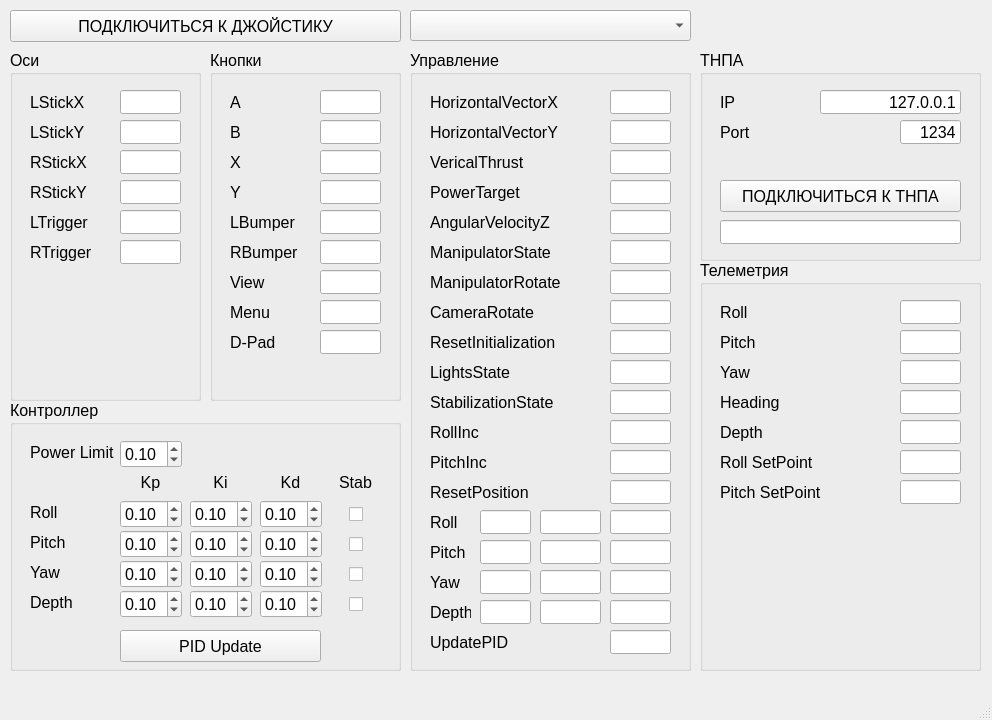
Before: the Qt Designer form SevROVGUIXboxController/mainwindow.ui in VASoftLab/SevROV, drawn with Qt 5.
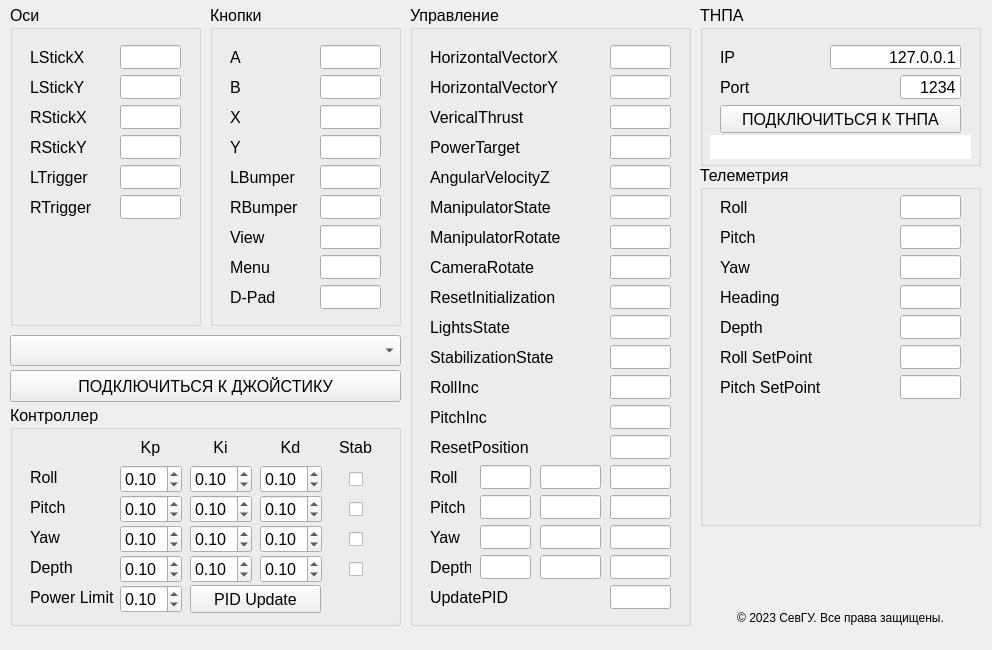
After: the same form once the commit is applied. Icons and pictures are not drawn.

```diff
--- a/SevROVGUIXboxController/mainwindow.ui
+++ b/SevROVGUIXboxController/mainwindow.ui
@@ -7,7 +7,7 @@
     <x>0</x>
     <y>0</y>
     <width>992</width>
-    <height>720</height>
+    <height>650</height>
    </rect>
   </property>
   <property name="windowTitle">
@@ -18,7 +18,7 @@
     <property name="geometry">
      <rect>
       <x>10</x>
-      <y>10</y>
+      <y>370</y>
       <width>391</width>
       <height>32</height>
      </rect>
@@ -36,9 +36,9 @@
     <property name="geometry">
      <rect>
       <x>210</x>
-      <y>50</y>
+      <y>5</y>
       <width>191</width>
-      <height>351</height>
+      <height>321</height>
      </rect>
     </property>
     <property name="font">
@@ -378,9 +378,9 @@
     <property name="geometry">
      <rect>
       <x>10</x>
-      <y>50</y>
+      <y>5</y>
       <width>191</width>
-      <height>351</height>
+      <height>321</height>
      </rect>
     </property>
     <property name="font">
@@ -607,12 +607,31 @@
       <set>Qt::AlignRight|Qt::AlignTrailing|Qt::AlignVCenter</set>
      </property>
     </widget>
+    <widget class="QLabel" name="lbGamepad">
+     <property name="geometry">
+      <rect>
+       <x>30</x>
+       <y>220</y>
+       <width>135</width>
+       <height>100</height>
+      </rect>
+     </property>
+     <property name="text">
+      <string/>
+     </property>
+     <property name="pixmap">
+      <pixmap resource="resource.qrc">:/logo/img/gamepad.png</pixmap>
+     </property>
+     <property name="scaledContents">
+      <bool>true</bool>
+     </property>
+    </widget>
    </widget>
    <widget class="QGroupBox" name="gbControl">
     <property name="geometry">
      <rect>
       <x>410</x>
-      <y>50</y>
+      <y>5</y>
       <width>281</width>
       <height>621</height>
      </rect>
@@ -1458,9 +1477,9 @@
     <property name="geometry">
      <rect>
       <x>700</x>
-      <y>50</y>
+      <y>5</y>
       <width>281</width>
-      <height>211</height>
+      <height>161</height>
      </rect>
     </property>
     <property name="font">
@@ -1474,9 +1493,9 @@
     <widget class="QLineEdit" name="edIP">
      <property name="geometry">
       <rect>
-       <x>120</x>
+       <x>130</x>
        <y>40</y>
-       <width>141</width>
+       <width>131</width>
        <height>24</height>
       </rect>
      </property>
@@ -1497,7 +1516,7 @@
       <rect>
        <x>20</x>
        <y>40</y>
-       <width>71</width>
+       <width>51</width>
        <height>24</height>
       </rect>
      </property>
@@ -1536,7 +1555,7 @@
       <rect>
        <x>20</x>
        <y>70</y>
-       <width>71</width>
+       <width>51</width>
        <height>24</height>
       </rect>
      </property>
@@ -1552,9 +1571,9 @@
     <widget class="QLineEdit" name="edAUVConnection">
      <property name="geometry">
       <rect>
-       <x>20</x>
-       <y>170</y>
-       <width>241</width>
+       <x>10</x>
+       <y>130</y>
+       <width>261</width>
        <height>24</height>
       </rect>
      </property>
@@ -1567,7 +1586,7 @@
       <bool>false</bool>
      </property>
      <property name="frame">
-      <bool>true</bool>
+      <bool>false</bool>
      </property>
      <property name="alignment">
       <set>Qt::AlignCenter</set>
@@ -1580,9 +1599,9 @@
      <property name="geometry">
       <rect>
        <x>20</x>
-       <y>130</y>
+       <y>100</y>
        <width>241</width>
-       <height>32</height>
+       <height>28</height>
       </rect>
      </property>
      <property name="font">
@@ -1599,9 +1618,9 @@
     <property name="geometry">
      <rect>
       <x>700</x>
-      <y>260</y>
+      <y>165</y>
       <width>281</width>
-      <height>411</height>
+      <height>361</height>
      </rect>
     </property>
     <property name="font">
@@ -1616,7 +1635,7 @@
      <property name="geometry">
       <rect>
        <x>200</x>
-       <y>40</y>
+       <y>30</y>
        <width>61</width>
        <height>24</height>
       </rect>
@@ -1634,7 +1653,7 @@
      <property name="geometry">
       <rect>
        <x>20</x>
-       <y>40</y>
+       <y>30</y>
        <width>151</width>
        <height>24</height>
       </rect>
@@ -1652,7 +1671,7 @@
      <property name="geometry">
       <rect>
        <x>200</x>
-       <y>70</y>
+       <y>60</y>
        <width>61</width>
        <height>24</height>
       </rect>
@@ -1670,7 +1689,7 @@
      <property name="geometry">
       <rect>
        <x>20</x>
-       <y>70</y>
+       <y>60</y>
        <width>151</width>
        <height>24</height>
       </rect>
@@ -1688,7 +1707,7 @@
      <property name="geometry">
       <rect>
        <x>20</x>
-       <y>100</y>
+       <y>90</y>
        <width>151</width>
        <height>24</height>
       </rect>
@@ -1706,7 +1725,7 @@
      <property name="geometry">
       <rect>
        <x>200</x>
-       <y>100</y>
+       <y>90</y>
        <width>61</width>
        <height>24</height>
       </rect>
@@ -1724,7 +1743,7 @@
      <property name="geometry">
       <rect>
        <x>20</x>
-       <y>130</y>
+       <y>120</y>
        <width>151</width>
        <height>24</height>
       </rect>
@@ -1742,7 +1761,7 @@
      <property name="geometry">
       <rect>
        <x>200</x>
-       <y>130</y>
+       <y>120</y>
        <width>61</width>
        <height>24</height>
       </rect>
@@ -1760,7 +1779,7 @@
      <property name="geometry">
       <rect>
        <x>20</x>
-       <y>160</y>
+       <y>150</y>
        <width>151</width>
        <height>24</height>
       </rect>
@@ -1778,7 +1797,7 @@
      <property name="geometry">
       <rect>
        <x>200</x>
-       <y>160</y>
+       <y>150</y>
        <width>61</width>
        <height>24</height>
       </rect>
@@ -1796,7 +1815,7 @@
      <property name="geometry">
       <rect>
        <x>200</x>
-       <y>190</y>
+       <y>180</y>
        <width>61</width>
        <height>24</height>
       </rect>
@@ -1814,7 +1833,7 @@
      <property name="geometry">
       <rect>
        <x>20</x>
-       <y>190</y>
+       <y>180</y>
        <width>151</width>
        <height>24</height>
       </rect>
@@ -1832,7 +1851,7 @@
      <property name="geometry">
       <rect>
        <x>200</x>
-       <y>220</y>
+       <y>210</y>
        <width>61</width>
        <height>24</height>
       </rect>
@@ -1850,7 +1869,7 @@
      <property name="geometry">
       <rect>
        <x>20</x>
-       <y>220</y>
+       <y>210</y>
        <width>151</width>
        <height>24</height>
       </rect>
@@ -1868,7 +1887,7 @@
      <property name="geometry">
       <rect>
        <x>50</x>
-       <y>260</y>
+       <y>235</y>
        <width>190</width>
        <height>118</height>
       </rect>
@@ -1887,9 +1906,9 @@
    <widget class="QComboBox" name="cbJoystickList">
     <property name="geometry">
      <rect>
-      <x>410</x>
-      <y>10</y>
-      <width>281</width>
+      <x>10</x>
+      <y>335</y>
+      <width>391</width>
       <height>31</height>
      </rect>
     </property>
@@ -1903,9 +1922,9 @@
     <property name="geometry">
      <rect>
       <x>10</x>
-      <y>400</y>
+      <y>405</y>
       <width>391</width>
-      <height>271</height>
+      <height>221</height>
      </rect>
     </property>
     <property name="font">
@@ -1920,7 +1939,7 @@
      <property name="geometry">
       <rect>
        <x>20</x>
-       <y>40</y>
+       <y>180</y>
        <width>91</width>
        <height>24</height>
       </rect>
@@ -1938,7 +1957,7 @@
      <property name="geometry">
       <rect>
        <x>20</x>
-       <y>100</y>
+       <y>60</y>
        <width>71</width>
        <height>24</height>
       </rect>
@@ -1956,7 +1975,7 @@
      <property name="geometry">
       <rect>
        <x>20</x>
-       <y>130</y>
+       <y>90</y>
        <width>71</width>
        <height>24</height>
       </rect>
@@ -1974,7 +1993,7 @@
      <property name="geometry">
       <rect>
        <x>20</x>
-       <y>160</y>
+       <y>120</y>
        <width>71</width>
        <height>24</height>
       </rect>
@@ -1992,7 +2011,7 @@
      <property name="geometry">
       <rect>
        <x>110</x>
-       <y>40</y>
+       <y>180</y>
        <width>62</width>
        <height>28</height>
       </rect>
@@ -2011,7 +2030,7 @@
      <property name="geometry">
       <rect>
        <x>110</x>
-       <y>70</y>
+       <y>30</y>
        <width>61</width>
        <height>24</height>
       </rect>
@@ -2032,7 +2051,7 @@
      <property name="geometry">
       <rect>
        <x>180</x>
-       <y>70</y>
+       <y>30</y>
        <width>61</width>
        <height>24</height>
       </rect>
@@ -2053,7 +2072,7 @@
      <property name="geometry">
       <rect>
        <x>250</x>
-       <y>70</y>
+       <y>30</y>
        <width>61</width>
        <height>24</height>
       </rect>
@@ -2074,7 +2093,7 @@
      <property name="geometry">
       <rect>
        <x>110</x>
-       <y>100</y>
+       <y>60</y>
        <width>62</width>
        <height>28</height>
       </rect>
@@ -2093,7 +2112,7 @@
      <property name="geometry">
       <rect>
        <x>110</x>
-       <y>130</y>
+       <y>90</y>
        <width>62</width>
        <height>28</height>
       </rect>
@@ -2112,7 +2131,7 @@
      <property name="geometry">
       <rect>
        <x>110</x>
-       <y>160</y>
+       <y>120</y>
        <width>62</width>
        <height>28</height>
       </rect>
@@ -2131,7 +2150,7 @@
      <property name="geometry">
       <rect>
        <x>180</x>
-       <y>100</y>
+       <y>60</y>
        <width>62</width>
        <height>28</height>
       </rect>
@@ -2150,7 +2169,7 @@
      <property name="geometry">
       <rect>
        <x>180</x>
-       <y>130</y>
+       <y>90</y>
        <width>62</width>
        <height>28</height>
       </rect>
@@ -2169,7 +2188,7 @@
      <property name="geometry">
       <rect>
        <x>180</x>
-       <y>160</y>
+       <y>120</y>
        <width>62</width>
        <height>28</height>
       </rect>
@@ -2188,7 +2207,7 @@
      <property name="geometry">
       <rect>
        <x>250</x>
-       <y>100</y>
+       <y>60</y>
        <width>62</width>
        <height>28</height>
       </rect>
@@ -2207,7 +2226,7 @@
      <property name="geometry">
       <rect>
        <x>250</x>
-       <y>130</y>
+       <y>90</y>
        <width>62</width>
        <height>28</height>
       </rect>
@@ -2226,7 +2245,7 @@
      <property name="geometry">
       <rect>
        <x>250</x>
-       <y>160</y>
+       <y>120</y>
        <width>62</width>
        <height>28</height>
       </rect>
@@ -2245,7 +2264,7 @@
      <property name="geometry">
       <rect>
        <x>339</x>
-       <y>100</y>
+       <y>60</y>
        <width>16</width>
        <height>28</height>
       </rect>
@@ -2258,7 +2277,7 @@
      <property name="geometry">
       <rect>
        <x>110</x>
-       <y>190</y>
+       <y>150</y>
        <width>62</width>
        <height>28</height>
       </rect>
@@ -2277,7 +2296,7 @@
      <property name="geometry">
       <rect>
        <x>20</x>
-       <y>190</y>
+       <y>150</y>
        <width>71</width>
        <height>24</height>
       </rect>
@@ -2295,7 +2314,7 @@
      <property name="geometry">
       <rect>
        <x>180</x>
-       <y>190</y>
+       <y>150</y>
        <width>62</width>
        <height>28</height>
       </rect>
@@ -2314,7 +2333,7 @@
      <property name="geometry">
       <rect>
        <x>250</x>
-       <y>190</y>
+       <y>150</y>
        <width>62</width>
        <height>28</height>
       </rect>
@@ -2333,7 +2352,7 @@
      <property name="geometry">
       <rect>
        <x>339</x>
-       <y>130</y>
+       <y>90</y>
        <width>16</width>
        <height>28</height>
       </rect>
@@ -2346,7 +2365,7 @@
      <property name="geometry">
       <rect>
        <x>339</x>
-       <y>160</y>
+       <y>120</y>
        <width>16</width>
        <height>28</height>
       </rect>
@@ -2359,7 +2378,7 @@
      <property name="geometry">
       <rect>
        <x>339</x>
-       <y>190</y>
+       <y>150</y>
        <width>16</width>
        <height>28</height>
       </rect>
@@ -2372,7 +2391,7 @@
      <property name="geometry">
       <rect>
        <x>320</x>
-       <y>70</y>
+       <y>30</y>
        <width>51</width>
        <height>24</height>
       </rect>
@@ -2392,10 +2411,10 @@
     <widget class="QPushButton" name="pbPIDUpdate">
      <property name="geometry">
       <rect>
-       <x>110</x>
-       <y>230</y>
-       <width>201</width>
-       <height>32</height>
+       <x>180</x>
+       <y>180</y>
+       <width>131</width>
+       <height>28</height>
       </rect>
      </property>
      <property name="text">
@@ -2406,8 +2425,8 @@
    <widget class="QLabel" name="lbSevSULogo">
     <property name="geometry">
      <rect>
-      <x>780</x>
-      <y>0</y>
+      <x>740</x>
+      <y>540</y>
       <width>200</width>
       <height>61</height>
      </rect>
@@ -2422,18 +2441,23 @@
      <bool>true</bool>
     </property>
    </widget>
+   <widget class="QLabel" name="lbCopyright">
+    <property name="geometry">
+     <rect>
+      <x>700</x>
+      <y>610</y>
+      <width>281</width>
+      <height>16</height>
+     </rect>
+    </property>
+    <property name="text">
+     <string>© 2023 СевГУ. Все права защищены.</string>
+    </property>
+    <property name="alignment">
+     <set>Qt::AlignCenter</set>
+    </property>
+   </widget>
   </widget>
-  <widget class="QMenuBar" name="menubar">
-   <property name="geometry">
-    <rect>
-     <x>0</x>
-     <y>0</y>
-     <width>992</width>
-     <height>21</height>
-    </rect>
-   </property>
-  </widget>
-  <widget class="QStatusBar" name="statusbar"/>
  </widget>
  <tabstops>
   <tabstop>btnJoystick</tabstop>
```
Left out of the diff: 2 changed lines with no effect on the pictures.
